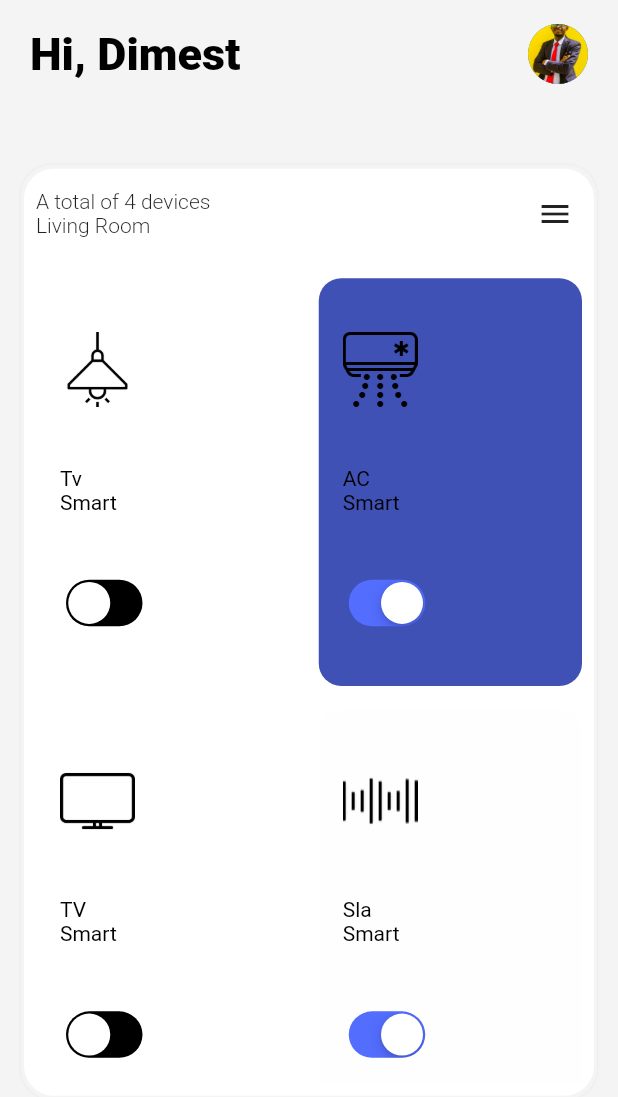
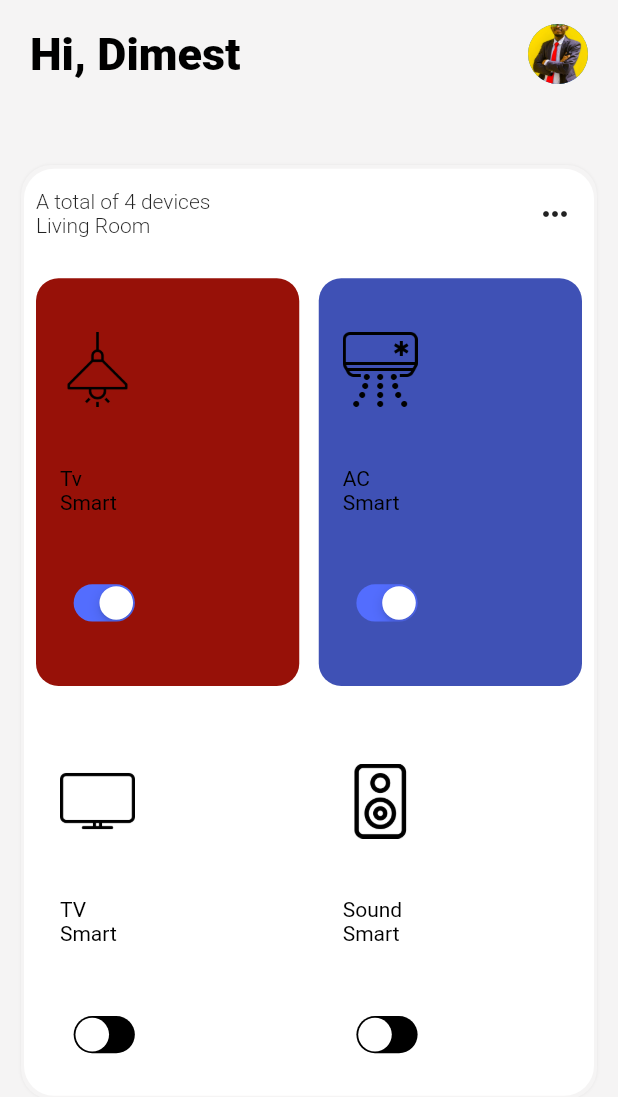
Before and after one commit to josedeneto/smart_home_project, a Flutter app: the screen it shows after launch, on a phone screen of 412 x 824 dp. Shown: the top 1097 px of the screen. Run offline on Flutter 3.47's test engine with Material 2 defaults, Android fonts, the phone set to English and light mode, and no system bars.

Commit message:
replace icons with images

```diff
--- a/lib/pages/home/components/device_tile.dart
+++ b/lib/pages/home/components/device_tile.dart
@@ -71,11 +71,14 @@ class _DeviceTileState extends State<DeviceTile> {
                 ],
               ),
             ),
-            CupertinoSwitch(
-              trackColor: Colors.black,
-              activeColor: Colors.indigoAccent,
-              value: widget.valueSwitch,
-              onChanged: widget.onTap,
+            Transform.scale(
+              scale: 0.8,
+              child: CupertinoSwitch(
+                trackColor: Colors.black,
+                activeColor: Colors.indigoAccent,
+                value: widget.valueSwitch,
+                onChanged: widget.onTap,
+              ),
             ),
           ],
         ),
--- a/lib/pages/home/components/number_device_menu_component.dart
+++ b/lib/pages/home/components/number_device_menu_component.dart
@@ -36,7 +36,7 @@ class NumberOfDeviceMenuComponent extends StatelessWidget {
           IconButton(
             onPressed: () {},
             icon: const Icon(
-              Icons.menu,
+              Icons.more_horiz,
             ),
           )
         ],
--- a/lib/pages/home/home_page.dart
+++ b/lib/pages/home/home_page.dart
@@ -84,7 +84,7 @@ class _HomePageState extends State<HomePage> {
                                   return DeviceTile(
                                     color: deviceModel.isActive ? deviceModel.color : Colors.white,
                                     nameDevice: deviceModel.name,
-                                    image: deviceModel.image,
+                                    image:deviceModel.function=='Sound' && deviceModel.isActive?'assets/image/aud.gif' :deviceModel.image ,
                                     onTap: (active) => deviceController.activeDevice(active, devices: deviceRepo, index: i),
                                     functionName: deviceModel.function,
                                     valueSwitch: deviceModel.isActive,
--- a/lib/repositories/device_repositories.dart
+++ b/lib/repositories/device_repositories.dart
@@ -1,5 +1,4 @@
 import 'package:flutter/material.dart';
-import 'package:provider/provider.dart';
 import 'package:smart_home/model/device_model.dart';
 import 'package:smart_home/theme/app_color.dart';
 
@@ -15,7 +14,7 @@ class DeviceRepositories extends ChangeNotifier {
           function: 'Tv',
           image: 'assets/image/spotlight.png',
           color: AppColor.red,
-          isActive: false,
+          isActive: true,
         ),
         DeviceModel(
             name: 'Smart',
@@ -31,10 +30,10 @@ class DeviceRepositories extends ChangeNotifier {
             isActive: false),
         DeviceModel(
             name: 'Smart',
-            function: 'Sla',
-            image: 'assets/image/icons8-onda-de-áudio.gif',
+            function: 'Sound',
+            image: 'assets/image/speaker.png',
             color: AppColor.grey,
-            isActive: true),
+            isActive: false),
       ],
     );
   }
```
Also changed, not shown: assets/image/aud.gif (renamed from assets/image/icons8-onda-de-áudio.gif), assets/image/icons8-condicionador-de-ar-50.png (deleted), assets/image/icons8-tv-100.png (deleted), assets/image/icons8-tv-50.png (deleted), assets/image/smart-tv.png (deleted).
